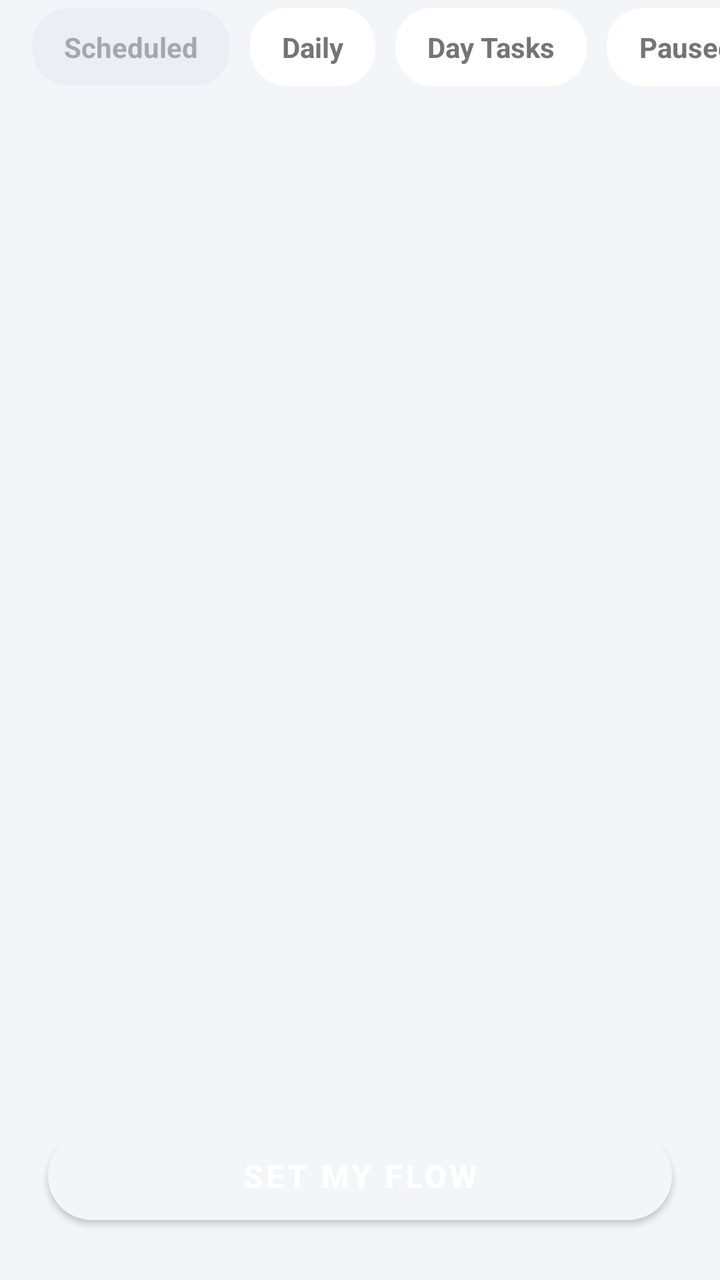
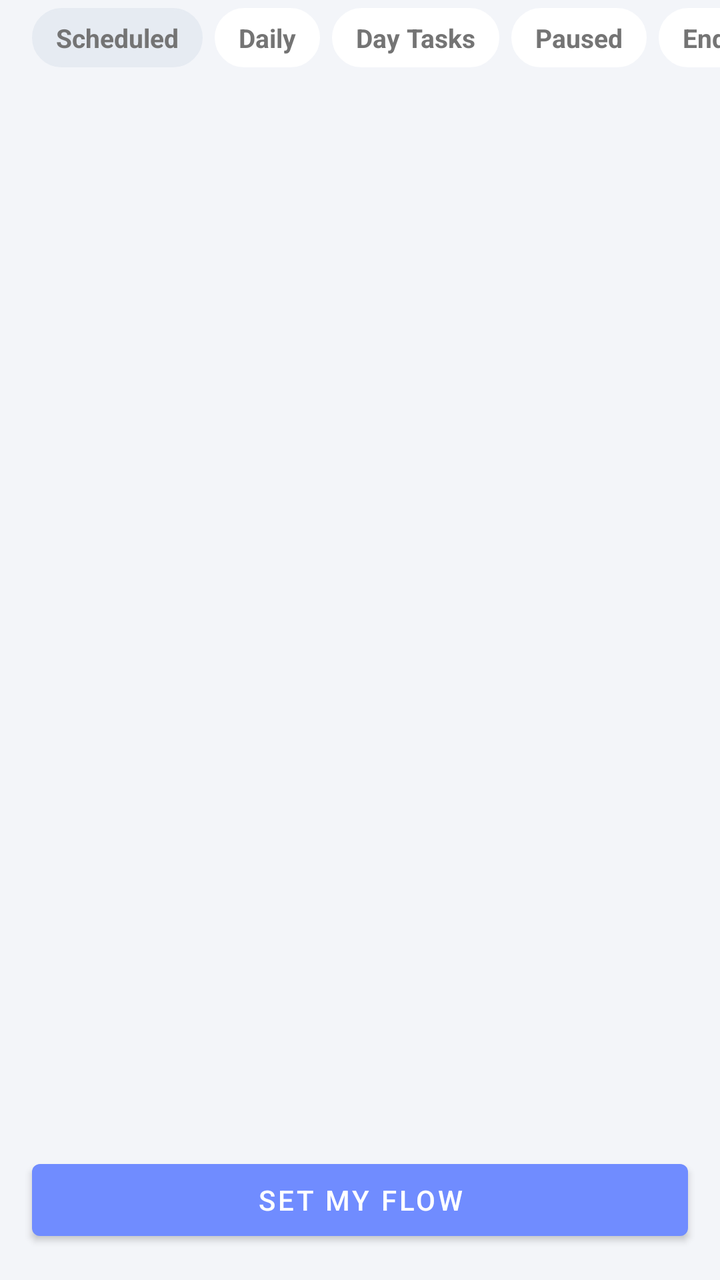

An Android layout rendered at two revisions. The XML below is the earlier revision; the diff shows what the commit changed to produce the second picture.
<!-- AndroidManifest.xml: application theme Theme.GrowDaily -->
<!-- res/layout/fragment_reorder_task.xml -->
<?xml version="1.0" encoding="utf-8"?>
<androidx.constraintlayout.widget.ConstraintLayout xmlns:android="http://schemas.android.com/apk/res/android"
    xmlns:app="http://schemas.android.com/apk/res-auto"
    xmlns:tools="http://schemas.android.com/tools"
    android:layout_width="match_parent"
    android:layout_height="match_parent"
    android:background="@color/task_screen_bg"
    tools:context=".fragment.ReorderTaskFragment">

    <HorizontalScrollView
        android:id="@+id/filterScroll"
        android:layout_width="match_parent"
        android:layout_height="wrap_content"
        android:clipToPadding="false"
        android:paddingHorizontal="16dp"
        android:scrollbars="none"
        app:layout_constraintTop_toTopOf="parent">

        <LinearLayout
            android:layout_width="wrap_content"
            android:layout_height="wrap_content"
            android:orientation="horizontal"
            android:paddingVertical="4dp">

            <TextView
                android:id="@+id/chipScheduled"
                style="@style/ReorderFilterChip"
                android:backgroundTint="@color/task_done_track"
                android:text="@string/scheduled_tasks_filter"
                android:alpha="0.6"
                android:clickable="false"
                android:focusable="false" />

            <TextView
                android:id="@+id/chipDaily"
                style="@style/ReorderFilterChip"
                android:layout_marginStart="10dp"
                android:text="@string/task_type_daily" />

            <TextView
                android:id="@+id/chipDay"
                style="@style/ReorderFilterChip"
                android:layout_marginStart="10dp"
                android:text="@string/day_tasks_filter" />

            <TextView
                android:id="@+id/chipPaused"
                style="@style/ReorderFilterChip"
                android:layout_marginStart="10dp"
                android:text="@string/paused_repeat_tasks_tab" />

            <TextView
                android:id="@+id/chipEnded"
                style="@style/ReorderFilterChip"
                android:layout_marginStart="10dp"
                android:text="@string/ended_repeat_tasks_tab" />
        </LinearLayout>
    </HorizontalScrollView>

    <androidx.recyclerview.widget.RecyclerView
        android:id="@+id/taskReorderRv"
        android:layout_width="match_parent"
        android:layout_height="0dp"
        android:layout_marginTop="12dp"
        android:clipToPadding="false"
        android:paddingHorizontal="16dp"
        android:paddingBottom="100dp"
        app:layout_constraintBottom_toBottomOf="parent"
        app:layout_constraintTop_toBottomOf="@id/filterScroll" />

    <com.google.android.material.button.MaterialButton
        android:id="@+id/btnDone"
        style="@style/ReorderDoneButton"
        android:text="@string/set_my_flow"
        app:layout_constraintBottom_toBottomOf="parent"
        app:layout_constraintEnd_toEndOf="parent"
        app:layout_constraintStart_toStartOf="parent" />

    
    <LinearLayout
        android:id="@+id/emptyState"
        android:layout_width="match_parent"
        android:layout_height="0dp"
        android:gravity="center"
        android:orientation="vertical"
        android:padding="40dp"
        android:visibility="gone"
        app:layout_constraintBottom_toTopOf="@id/btnDone"
        app:layout_constraintTop_toBottomOf="@id/filterScroll">

        <ImageView
            android:id="@+id/ivEmptyStateImage"
            android:layout_width="160dp"
            android:layout_height="160dp"
            android:contentDescription="@string/none"
            android:src="@drawable/thinking_mode" />

        <TextView
            android:id="@+id/tvEmptyStateTitle"
            style="@style/EmptyStateTitle"
            android:text="@string/reorder_empty_title" />

        <TextView
            android:id="@+id/tvEmptyStateSubtitle"
            style="@style/EmptyStateSubtitle"
            android:text="@string/reorder_empty_subtitle" />
    </LinearLayout>

</androidx.constraintlayout.widget.ConstraintLayout>
<!-- resources referenced by this layout -->
<resources>
  <color name="task_done_track">#E6EBF2</color>
  <color name="task_screen_bg">#F3F5F9</color>
  <string name="day_tasks_filter">Day Tasks</string>
  <string name="ended_repeat_tasks_tab">Ended</string>
  <string name="none">none</string>
  <string name="paused_repeat_tasks_tab">Paused</string>
  <string name="reorder_empty_subtitle">Add some tasks first, then you can craft your ideal daily sequence here.</string>
  <string name="reorder_empty_title">Quiet Flow</string>
  <string name="scheduled_tasks_filter">Scheduled</string>
  <string name="set_my_flow">Set My Flow</string>
  <string name="task_type_daily">Daily</string>
  <style name="EmptyStateSubtitle">
          <item name="android:layout_width">match_parent</item>
          <item name="android:layout_height">wrap_content</item>
          <item name="android:layout_marginTop">10dp</item>
          <item name="android:gravity">center</item>
          <item name="android:textColor">@color/task_text_secondary</item>
          <item name="android:textSize">14sp</item>
      </style>
  <style name="EmptyStateTitle">
          <item name="android:layout_width">wrap_content</item>
          <item name="android:layout_height">wrap_content</item>
          <item name="android:layout_marginTop">20dp</item>
          <item name="android:textColor">@color/task_text_primary</item>
          <item name="android:textSize">20sp</item>
          <item name="android:textStyle">bold</item>
      </style>
  <style name="ReorderDoneButton">
          <item name="android:layout_width">match_parent</item>
          <item name="android:layout_height">56dp</item>
          <item name="android:layout_margin">24dp</item>
          <item name="android:textColor">@color/white</item>
          <item name="android:textSize">16sp</item>
          <item name="android:textStyle">bold</item>
          <item name="cornerRadius">28dp</item>
      </style>
  <style name="ReorderFilterChip">
          <item name="android:layout_width">wrap_content</item>
          <item name="android:layout_height">wrap_content</item>
          <item name="android:paddingHorizontal">16dp</item>
          <item name="android:paddingVertical">10dp</item>
          <item name="android:background">@drawable/task_filter_chip</item>
          <item name="android:backgroundTint">@color/task_chip_surface</item>
          <item name="android:textColor">@color/task_text_secondary</item>
          <item name="android:textStyle">bold</item>
          <item name="android:textSize">14sp</item>
          <item name="android:gravity">center</item>
      </style>
  <style name="Theme.GrowDaily" parent="Theme.MaterialComponents.DayNight.DarkActionBar">
          
          <item name="colorPrimary">@color/app_bar_surface</item>
          <item name="colorPrimaryVariant">@color/app_bar_surface</item>
          <item name="colorOnPrimary">@color/app_bar_content</item>
  
          
          <item name="colorSecondary">@color/brand_blue</item>
          <item name="colorSecondaryVariant">@color/brand_blue</item>
          <item name="colorOnSecondary">@color/white</item>
  
          
          <item name="android:statusBarColor">@color/app_bar_surface</item>
          <item name="android:windowLightStatusBar">true</item>
          <item name="android:forceDarkAllowed">false</item>
      </style>
  <color name="task_text_secondary">#747474</color>
  <color name="task_text_primary">#111111</color>
  <color name="white">#FFFFFF</color>
  <!-- drawable task_filter_chip (drawable) -->
  <?xml version="1.0" encoding="utf-8"?>
  <shape xmlns:android="http://schemas.android.com/apk/res/android" android:shape="rectangle">
      <solid android:color="@color/task_chip_surface"/>
      <corners android:radius="18dp"/>
      <stroke
          android:width="1dp"
          android:color="@color/task_chip_stroke" />
  </shape>
  <color name="task_chip_surface">#FFFFFF</color>
  <color name="app_bar_surface">#F3F5F9</color>
  <color name="app_bar_content">#111111</color>
  <color name="brand_blue">#708CFF</color>
  <color name="task_chip_stroke">#E8EBF2</color>
  <!-- unchanged entries left out for length: 1 -->
</resources>

<!-- the commit's change to res/layout/fragment_reorder_task.xml (unified diff, before → after) -->
@@ -27,32 +27,31 @@
                 style="@style/ReorderFilterChip"
                 android:backgroundTint="@color/task_done_track"
                 android:text="@string/scheduled_tasks_filter"
-                android:alpha="0.6"
                 android:clickable="false"
                 android:focusable="false" />
 
             <TextView
                 android:id="@+id/chipDaily"
                 style="@style/ReorderFilterChip"
-                android:layout_marginStart="10dp"
+                android:layout_marginStart="6dp"
                 android:text="@string/task_type_daily" />
 
             <TextView
                 android:id="@+id/chipDay"
                 style="@style/ReorderFilterChip"
-                android:layout_marginStart="10dp"
+                android:layout_marginStart="6dp"
                 android:text="@string/day_tasks_filter" />
 
             <TextView
                 android:id="@+id/chipPaused"
                 style="@style/ReorderFilterChip"
-                android:layout_marginStart="10dp"
+                android:layout_marginStart="6dp"
                 android:text="@string/paused_repeat_tasks_tab" />
 
             <TextView
                 android:id="@+id/chipEnded"
                 style="@style/ReorderFilterChip"
-                android:layout_marginStart="10dp"
+                android:layout_marginStart="6dp"
                 android:text="@string/ended_repeat_tasks_tab" />
         </LinearLayout>
     </HorizontalScrollView>
@@ -63,20 +62,25 @@
         android:layout_height="0dp"
         android:layout_marginTop="12dp"
         android:clipToPadding="false"
-        android:paddingHorizontal="16dp"
+        android:paddingHorizontal="0dp"
         android:paddingBottom="100dp"
         app:layout_constraintBottom_toBottomOf="parent"
-        app:layout_constraintTop_toBottomOf="@id/filterScroll" />
+        app:layout_constraintTop_toBottomOf="@id/filterScroll"
+        app:layout_constraintVertical_bias="0.0"
+        tools:layout_editor_absoluteX="0dp" />
+
+    
+
 
     <com.google.android.material.button.MaterialButton
         android:id="@+id/btnDone"
-        style="@style/ReorderDoneButton"
+        style="@style/PrimaryActionButton"
         android:text="@string/set_my_flow"
+        android:layout_margin="16dp"
         app:layout_constraintBottom_toBottomOf="parent"
         app:layout_constraintEnd_toEndOf="parent"
         app:layout_constraintStart_toStartOf="parent" />
 
-    
     <LinearLayout
         android:id="@+id/emptyState"
         android:layout_width="match_parent"
<!-- resource entries referenced after the edit -->
@@ -27,25 +27,23 @@
           <item name="android:textSize">20sp</item>
           <item name="android:textStyle">bold</item>
       </style>
-  <style name="ReorderDoneButton">
-          <item name="android:layout_width">match_parent</item>
-          <item name="android:layout_height">56dp</item>
-          <item name="android:layout_margin">24dp</item>
-          <item name="android:textColor">@color/white</item>
-          <item name="android:textSize">16sp</item>
-          <item name="android:textStyle">bold</item>
-          <item name="cornerRadius">28dp</item>
+  <style name="PrimaryActionButton">
+          <item name="android:layout_width">0dp</item>
+          <item name="android:layout_height">wrap_content</item>
+          <item name="android:layout_marginTop">12dp</item>
+          <item name="android:textColor">@android:color/white</item>
+          <item name="backgroundTint">@color/brand_blue</item>
       </style>
   <style name="ReorderFilterChip">
           <item name="android:layout_width">wrap_content</item>
           <item name="android:layout_height">wrap_content</item>
-          <item name="android:paddingHorizontal">16dp</item>
-          <item name="android:paddingVertical">10dp</item>
+          <item name="android:paddingHorizontal">12dp</item>
+          <item name="android:paddingVertical">6dp</item>
           <item name="android:background">@drawable/task_filter_chip</item>
           <item name="android:backgroundTint">@color/task_chip_surface</item>
           <item name="android:textColor">@color/task_text_secondary</item>
           <item name="android:textStyle">bold</item>
-          <item name="android:textSize">14sp</item>
+          <item name="android:textSize">13sp</item>
           <item name="android:gravity">center</item>
       </style>
   <style name="Theme.GrowDaily" parent="Theme.MaterialComponents.DayNight.DarkActionBar">
